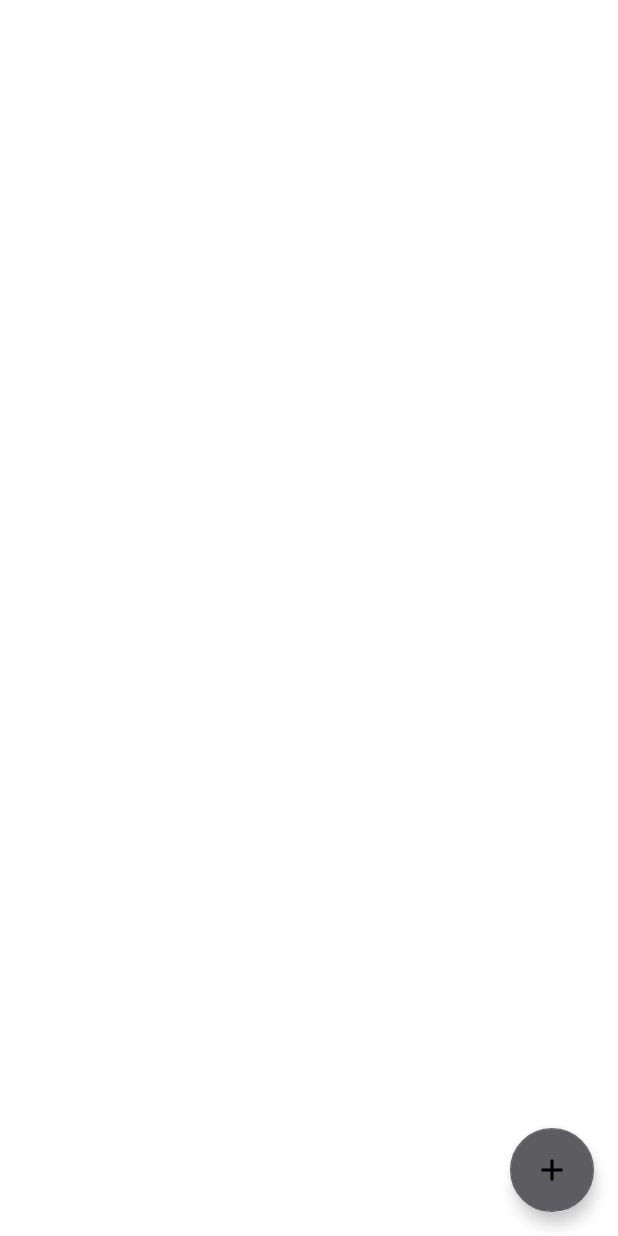
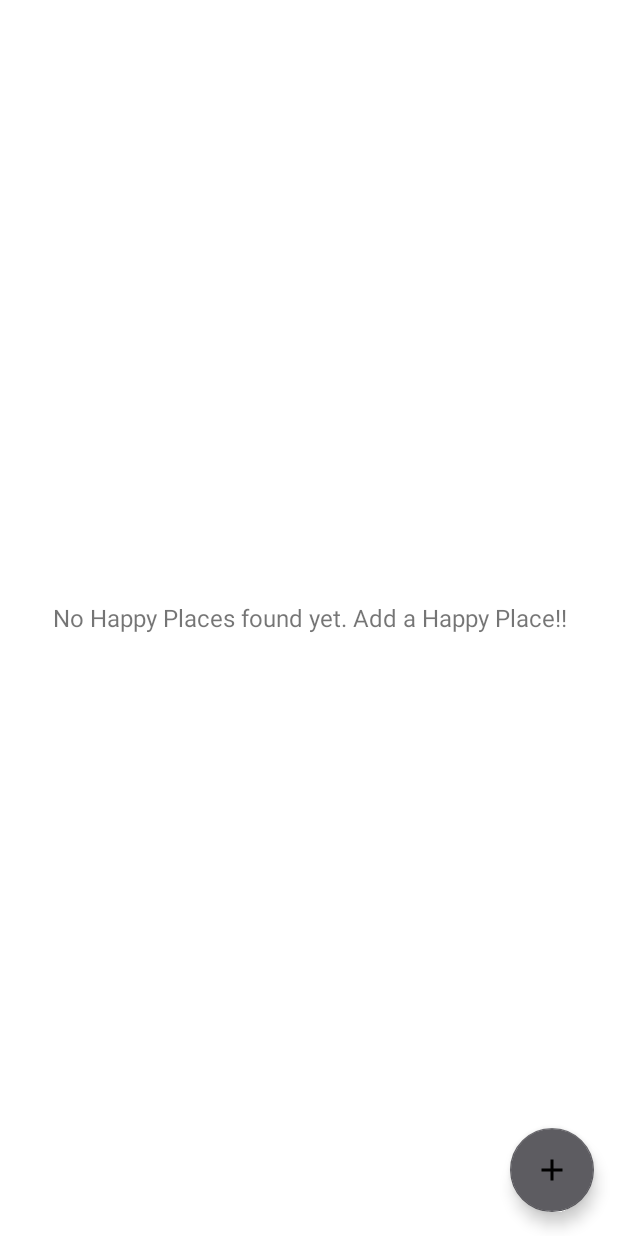
Before and after one commit to divyamgautam/HappyPlacesApp, an Android app: the screen it shows after launch (MainActivity), on a phone screen of 412 x 824 dp. Run offline under Robolectric (Android 15) with nearby library versions, the light colour scheme and no system bars.

Commit message:
Created a Recycler View to display Happy Places

```diff
--- a/app/src/main/java/com/example/happyplacesapp/activities/MainActivity.kt
+++ b/app/src/main/java/com/example/happyplacesapp/activities/MainActivity.kt
@@ -25,6 +25,5 @@ import com.example.happyplacesapp.models.HappyPlaceModel
     private fun getHappyPlacesFromLocalDB(){
         val dbHandler = DatabaseHandler(this)
         val getHappyPlaceList: ArrayList<HappyPlaceModel> = dbHandler.getHappyPlacesList()
-
     }
 }
--- a/app/src/main/res/layout/activity_main.xml
+++ b/app/src/main/res/layout/activity_main.xml
@@ -5,6 +5,21 @@
     android:layout_width="match_parent"
     android:layout_height="match_parent"
     tools:context=".activities.MainActivity">
+    <androidx.recyclerview.widget.RecyclerView
+        android:layout_width="match_parent"
+        android:layout_height="match_parent"
+        android:visibility="gone"
+        tools:visibility="gone"
+        android:id="@+id/frvHappyPlaces"/>
+
+    <TextView
+        android:id="@+id/tvNoRecords"
+        android:layout_width="match_parent"
+        android:layout_height="match_parent"
+        android:gravity="center"
+        android:text="@string/no_happy_place_found_yet_add_a_happy_place"
+        android:textSize="16sp" />
+
     <com.google.android.material.floatingactionbutton.FloatingActionButton
         android:layout_width="wrap_content"
         android:layout_height="wrap_content"
--- a/app/src/main/res/values/strings.xml
+++ b/app/src/main/res/values/strings.xml
@@ -1,3 +1,4 @@
 <resources>
     <string name="app_name">HappyPlacesApp</string>
+    <string name="no_happy_place_found_yet_add_a_happy_place">No Happy Places found yet. Add a Happy Place!!</string>
 </resources>
```
